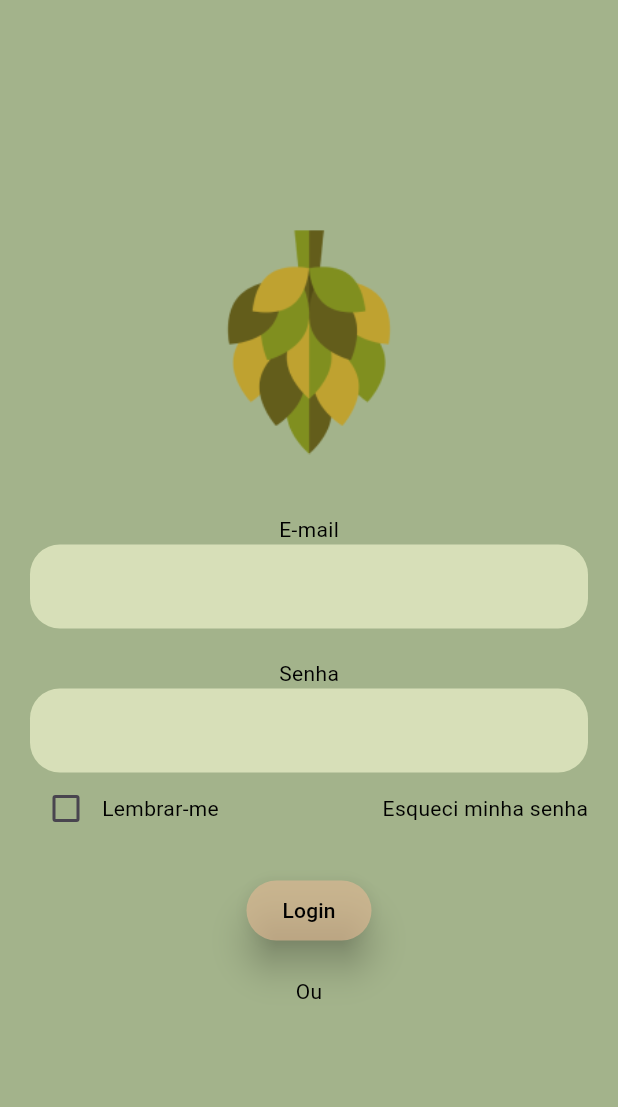
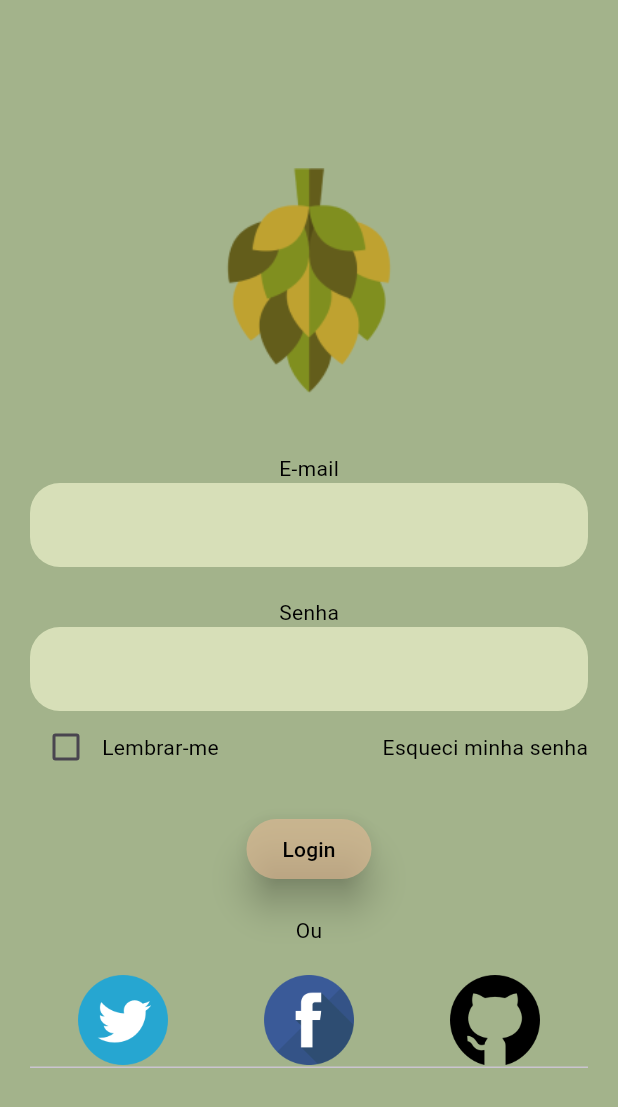
Before and after one commit to Albericoeduardo/Flutter-SensorApp, a Flutter app: the screen it shows after launch, on a phone screen of 412 x 824 dp. Shown: the top 1107 px of the screen. Run offline on Flutter 3.47's test engine with Material 3 defaults, Android fonts, the phone set to English and light mode, and no system bars.

Commit message:
create other login

```diff
--- a/lib/loginPage/pages/login_page.dart
+++ b/lib/loginPage/pages/login_page.dart
@@ -2,6 +2,7 @@ import 'package:flutter/material.dart';
 import 'package:flutter_farmapp/loginPage/widgets/grey_text.dart';
 import 'package:flutter_farmapp/loginPage/widgets/input_field.dart';
 import 'package:flutter_farmapp/loginPage/widgets/login_button.dart';
+import 'package:flutter_farmapp/loginPage/widgets/other_login.dart';
 import 'package:flutter_farmapp/loginPage/widgets/remeber_forgot.dart';
 
 class LoginPage extends StatelessWidget {
@@ -28,6 +29,7 @@ class LoginPage extends StatelessWidget {
                     height: 150,
                     ),
                 ),
+                //padding here
                 const SizedBox(height: 20,),
                 const GreyText(text: "E-mail"),
                 InputField(controller: emailController, isPassword: false),
@@ -38,7 +40,9 @@ class LoginPage extends StatelessWidget {
                 const SizedBox(height: 20,),
                 const LoginButton(),
                 const SizedBox(height: 20,),
-                const GreyText(text: "Ou")
+                const GreyText(text: "Ou"),
+                const SizedBox(height: 20,),
+                const OtherLogin()
               ],
             ),
           ),
--- /dev/null
+++ b/lib/loginPage/widgets/other_login.dart
@@ -0,0 +1,22 @@
+import 'package:flutter/material.dart';
+
+class OtherLogin extends StatelessWidget {
+  const OtherLogin({super.key});
+
+  @override
+  Widget build(BuildContext context) {
+    return DefaultTabController(
+      length: 3,
+      child: TabBar(
+        labelColor: Colors.transparent,
+        indicatorColor: Colors.transparent,
+        unselectedLabelColor: Colors.transparent,
+        tabs: [
+          Tab(icon: Image.asset('assets/images/twitter_logo.png',), height: 60,),
+          Tab(icon: Image.asset('assets/images/facebook_logo.png',), height: 60,),
+          Tab(icon: Image.asset('assets/images/github_logo.png',), height: 60,)
+        ],
+      ),
+    );
+  }
+}
```
Also changed, not shown: assets/images/facebook_logo.png (added), assets/images/github_logo.png (added), assets/images/google_logo.png (added), assets/images/twitter_logo.png (added).
